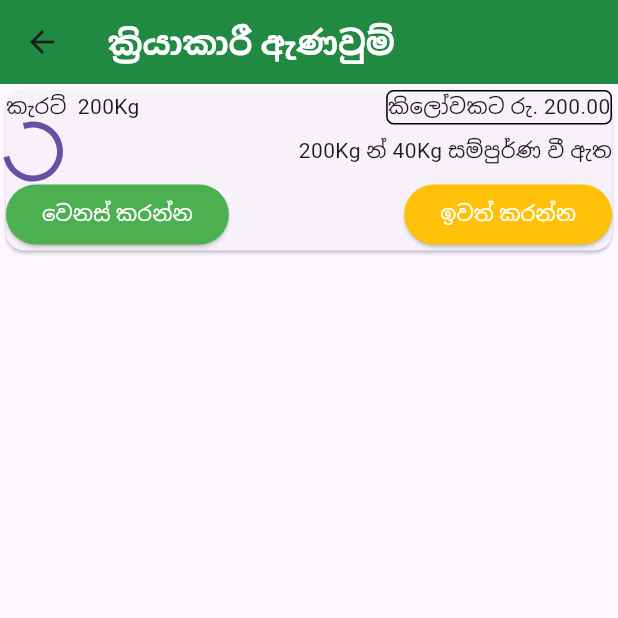
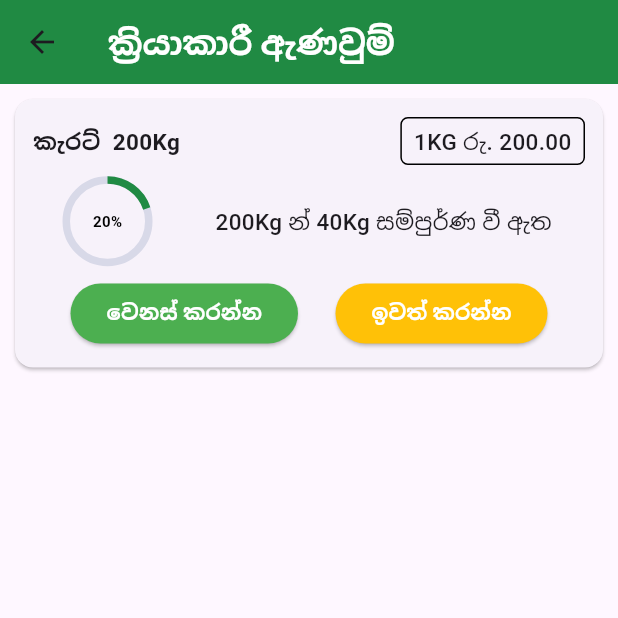
Before and after one commit to rudill/Mobile-app-for-Dambulla-Economic-Center, a Flutter app: the OngoingOrders screen opened directly, on a phone screen of 412 x 824 dp, the top half of it. Run offline on Flutter 3.47's test engine with Material 3 defaults, Android fonts, the phone set to English and light mode, and no system bars.

Commit message:
add Style for ongoingOrder Card

```diff
--- a/lib/Widgets/OngoingOrder_Tile.dart
+++ b/lib/Widgets/OngoingOrder_Tile.dart
@@ -10,50 +10,80 @@ class OnOrderTile extends StatefulWidget {
 class _OnOrderTileState extends State<OnOrderTile> {
   @override
   Widget build(BuildContext context) {
-    return Card(
+    return Padding(
+      padding: const EdgeInsets.all(6.0),
+      child: Card(
+        child: Padding(
+          padding: const EdgeInsets.all(12.0),
           child: Column(
             children: [
               Row(
                 mainAxisAlignment: MainAxisAlignment.spaceBetween,
                 children: [
-              Text("කැරට්  200Kg"),
-              Container( decoration: BoxDecoration(
+                  Text("කැරට්  200Kg",style: TextStyle( fontWeight: FontWeight.w700, fontSize: 15),),
+                  Container(
+                    padding: EdgeInsets.symmetric(horizontal: 8, vertical: 4),
+                    decoration: BoxDecoration(
                     border: Border.all(color: Colors.black),
                     borderRadius: BorderRadius.circular(5)
                   ),
-                child: Text("කිලෝවකට රු. 200.00"),
+                    child: Text("1KG රු. 200.00",style: TextStyle( fontWeight: FontWeight.w500, fontSize: 15),),
                   ),
                 ],
               ),
+              SizedBox(height: 10,),
               Row(
-            mainAxisAlignment: MainAxisAlignment.spaceBetween,
+                mainAxisAlignment: MainAxisAlignment.spaceAround,
                 children: [
-              CircularProgressIndicator(),
-              Text("200Kg න් 40Kg සම්පුර්ණ වී ඇත")
+                  Stack(
+                    alignment: Alignment.center,
+                    children: [
+                      SizedBox(height: 55,width: 55,
+                        child: CircularProgressIndicator(
+                          value: 0.2,
+                          color: Color(0xFF208A43),
+                          backgroundColor: Color(0xD1D1D3E4),
+                          strokeWidth: 5,
+                        ),
+                      ),
+                      Text(
+                        "20%",
+                        style: TextStyle(
+                          fontSize: 10,
+                          fontWeight: FontWeight.bold,
+                          color: Colors.black,
+                        ),
+                      ),
                     ],
                   ),
+
+                  Text("200Kg න් 40Kg සම්පුර්ණ වී ඇත",style: TextStyle( fontWeight: FontWeight.w500, fontSize: 15),)
+                ],
+              ),
+              SizedBox(height: 10,),
               Row(
-            mainAxisAlignment: MainAxisAlignment.spaceBetween,
+                mainAxisAlignment: MainAxisAlignment.spaceEvenly,
                 children: [
                   ElevatedButton(onPressed: (){},
                       style: ElevatedButton.styleFrom(
                         backgroundColor: Colors.green,
                         foregroundColor: Colors.white,
                       ),
-                  child: Text("වෙනස් කරන්න")),
+                      child: Text("වෙනස් කරන්න",style: TextStyle( fontWeight: FontWeight.w700)),),
 
                   ElevatedButton(onPressed: (){},
                       style: ElevatedButton.styleFrom(
                           backgroundColor: Colors.amber,
                         foregroundColor: Colors.white,
                       ),
-                  child: Text("ඉවත් කරන්න")),
-
+                      child: Text("ඉවත් කරන්න",style: TextStyle( fontWeight: FontWeight.w700)),),
 
                 ],
               )
             ],
           ),
+        ),
+      ),
     );
   }
 }
```
Lines whose indentation alone changed are shown as unchanged.
